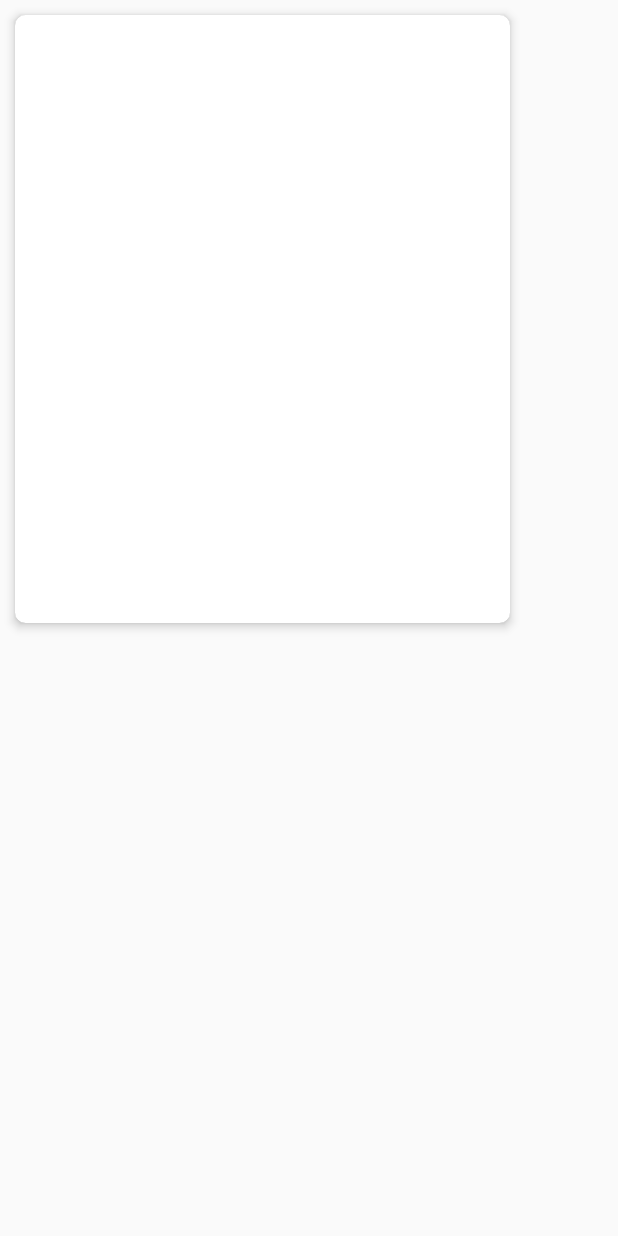
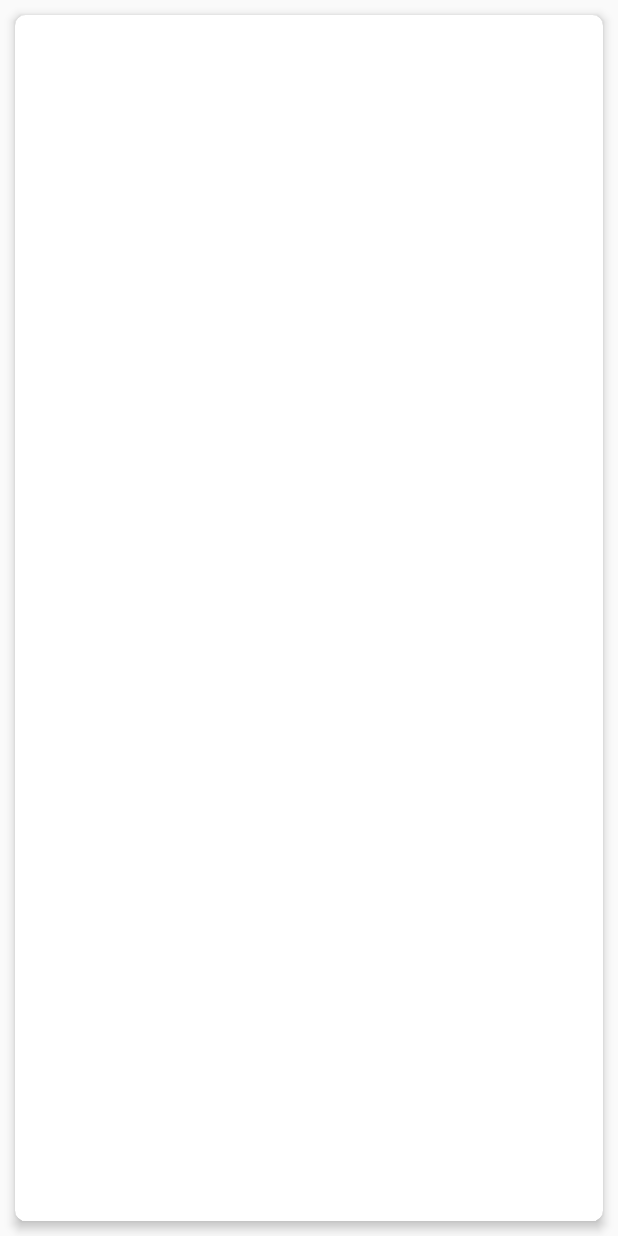
Before and after one commit to kyleo83/idea, an Android app: the layout card_view.xml on its own in the app's theme, with its tools: preview values and no code run, on a phone screen of 412 x 824 dp. Run offline under Robolectric (Android 15) with nearby library versions, the phone set to English and light mode, and no system bars.

Commit message:
modifying the app to support auto resize

```diff
--- a/app/src/main/res/layout/card_view.xml
+++ b/app/src/main/res/layout/card_view.xml
@@ -2,9 +2,8 @@
 <FrameLayout
 xmlns:android="http://schemas.android.com/apk/res/android"
 xmlns:app="http://schemas.android.com/apk/res-auto"
-android:layout_width="350dp"
-android:layout_height="425dp"
-android:layout_marginBottom="50dp"
+    android:layout_width="match_parent"
+    android:layout_height="match_parent"
 android:orientation="vertical">
 <android.support.v7.widget.CardView
     android:orientation="vertical"
```
Also changed, not shown: app/src/main/java/com/example/idea/MainActivity.java (+10 -0 lines), app/src/main/java/com/example/idea/Utils.java (+25 -0 lines), app/src/main/res/layout/activity_main.xml (+15 -12 lines).
